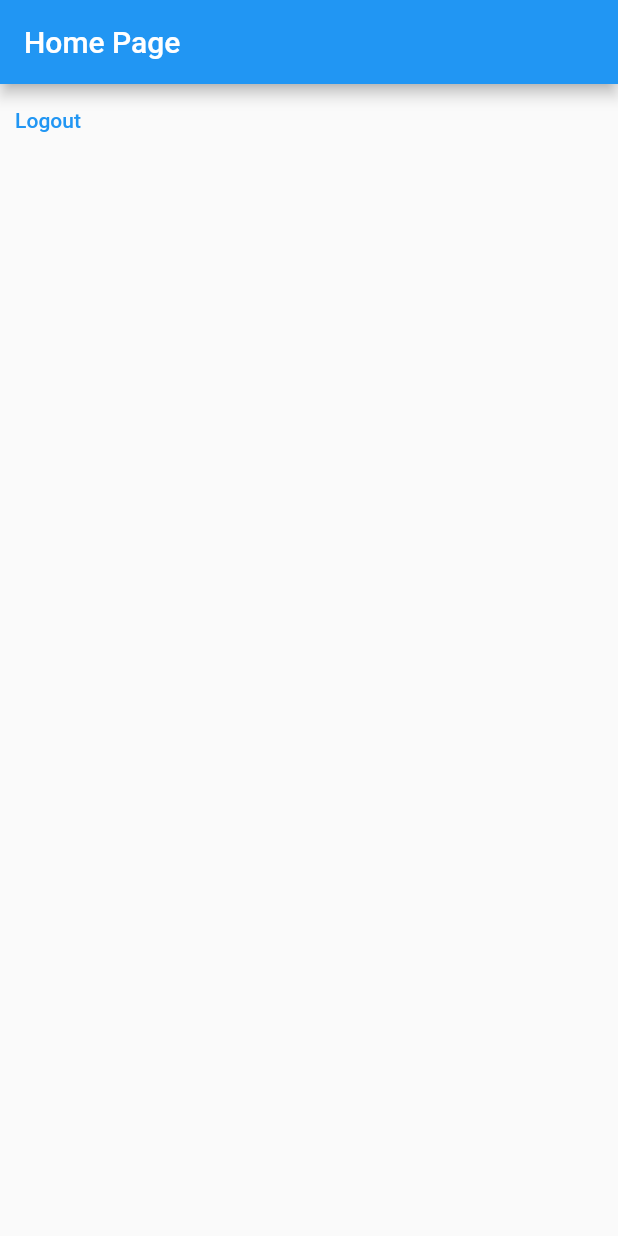
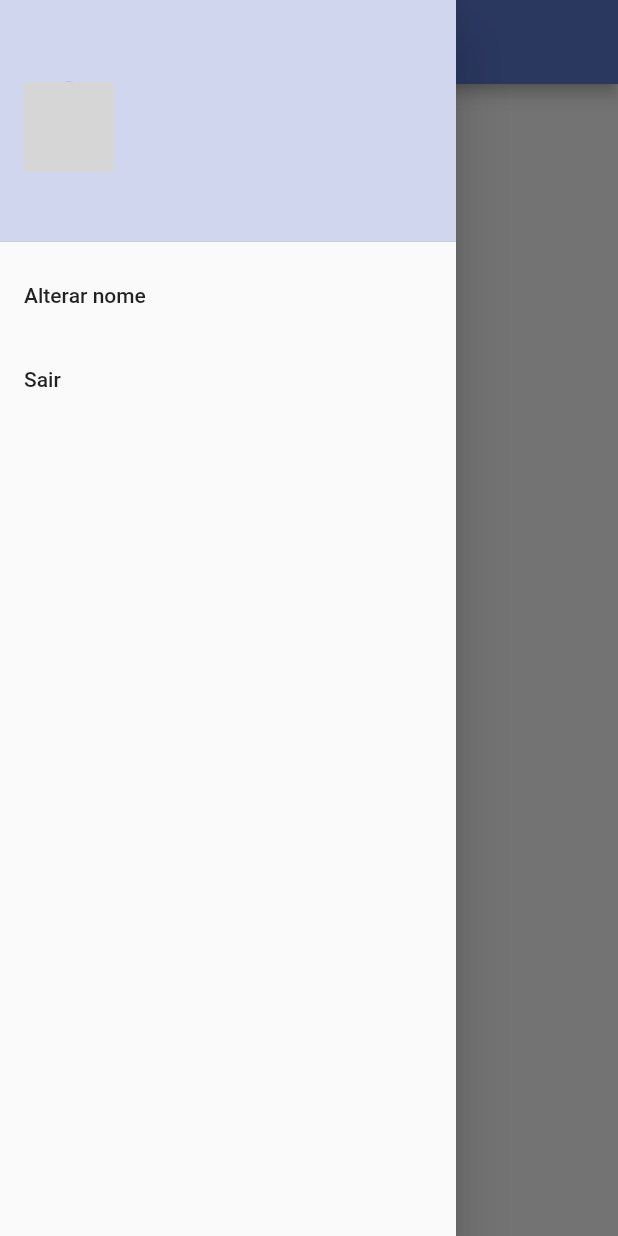
Before and after one commit to lucasdonay/todo_list_provider, a Flutter app: the screen it shows once a user with an empty profile is signed in, with the side drawer open (before the commit the screen has no drawer), on a phone screen of 412 x 824 dp. Run offline on Flutter 3.47's test engine with Material 2 defaults, Android fonts, the phone set to English and light mode, and no system bars; our stand-ins replace firebase_auth, firebase_core, google_fonts, google_sign_in, sign_in_button, sqflite and 2 more; missing offline and left inert: flutter_overlay_loader, validatorless; accounts and stored records are empty; network calls fail; Roboto replaces fonts that are missing (Mandali); grey boxes are pictures that could not be loaded.

Commit message:
alterando nome

```diff
--- a/lib/app/modules/home/home_page.dart
+++ b/lib/app/modules/home/home_page.dart
@@ -1,6 +1,7 @@
 import 'package:flutter/material.dart';
-import 'package:provider/provider.dart';
-import 'package:todo_list_provider/app/core/auth/auth_provider.dart';
+import 'package:todo_list_provider/app/core/ui/theme_extensios.dart';
+
+import 'widgets/home_drawer.dart';
 
 class HomePage extends StatelessWidget {
   const HomePage({super.key});
@@ -8,17 +9,12 @@ class HomePage extends StatelessWidget {
   @override
   Widget build(BuildContext context) {
     return Scaffold(
+      drawer: HomeDrawer(),
       appBar: AppBar(
         title: const Text('Home Page'),
+        backgroundColor: context.primaryColor,
       ),
-      body: Container(
-        child: TextButton(
-          onPressed: () {
-            context.read<AuthProvider>().logout();
-          },
-          child: Text('Logout'),
-        ),
-      ),
+      body: Container(),
     );
   }
 }
--- /dev/null
+++ b/lib/app/modules/home/widgets/home_drawer.dart
@@ -0,0 +1,106 @@
+import 'package:flutter/material.dart';
+import 'package:flutter_overlay_loader/flutter_overlay_loader.dart';
+import 'package:provider/provider.dart';
+import 'package:todo_list_provider/app/core/auth/auth_provider.dart';
+import 'package:todo_list_provider/app/core/ui/messages.dart';
+import 'package:todo_list_provider/app/core/ui/theme_extensios.dart';
+import 'package:todo_list_provider/app/services/user/user_service.dart';
+
+class HomeDrawer extends StatelessWidget {
+  HomeDrawer({super.key});
+
+  final nameVN = ValueNotifier<String>('');
+
+  @override
+  Widget build(BuildContext context) {
+    return Drawer(
+      child: ListView(
+        children: [
+          DrawerHeader(
+            decoration: BoxDecoration(
+              color: context.primaryColor.withAlpha(70),
+            ),
+            child: Row(
+              children: [
+                Selector<AuthProvider, String>(
+                    selector: (context, authProvider) {
+                  return authProvider.user?.photoURL ??
+                      'https://static.vecteezy.com/ti/vetor-gratis/p3/4819327-avatar-masculino-perfil-icone-de-homem-caucasiano-sorridente-vetor.jpg';
+                }, builder: (_, value, __) {
+                  return CircleAvatar(
+                    radius: 30,
+                    backgroundImage: NetworkImage(value),
+                  );
+                }),
+                Expanded(
+                  child: Padding(
+                    padding: const EdgeInsets.all(8.0),
+                    child: Selector<AuthProvider, String>(
+                      builder: (_, value, __) {
+                        return Text(
+                          value,
+                          style: context.textTheme.headlineSmall,
+                        );
+                      },
+                      selector: (context, authProvider) {
+                        return authProvider.user?.displayName ??
+                            'Não informado';
+                      },
+                    ),
+                  ),
+                ),
+              ],
+            ),
+          ),
+          ListTile(
+            onTap: () {
+              showDialog(
+                  context: context,
+                  builder: (_) {
+                    return AlertDialog(
+                      title: Text('Alterar nome'),
+                      content: TextField(
+                        onChanged: (value) => nameVN.value = value,
+                      ),
+                      actions: [
+                        TextButton(
+                          onPressed: () => Navigator.of(context).pop(),
+                          child: Text(
+                            'Cancelar',
+                            style: TextStyle(color: Colors.red),
+                          ),
+                        ),
+                        TextButton(
+                          onPressed: () async {
+                            final nameValue = nameVN.value;
+                            if (nameVN.value.isEmpty) {
+                              Messages.of(context)
+                                  .showError('Nome Obrigatório');
+                            } else {
+                              Loader.show(context);
+                              await context
+                                  .read<UserService>()
+                                  .updateDisplayName(nameValue);
+                              Loader.hide();
+                              Navigator.of(context).pop();
+                              Messages.of(context).showMessage(
+                                  'Nome alterado com sucesso', Colors.green);
+                            }
+                          },
+                          child: Text('Alterar'),
+                        ),
+                      ],
+                    );
+                  });
+            },
+            title: Text('Alterar nome'),
+          ),
+          ListTile(
+            onTap: () => context.read<AuthProvider>().logout(),
+            title: Text('Sair'),
+          )
+        ],
+      ),
+    );
+  }
+}
--- a/lib/app/repositories/user/user_repository.dart
+++ b/lib/app/repositories/user/user_repository.dart
@@ -6,4 +6,5 @@ abstract class UserRepository {
   Future<void> forgotPassword(String email);
   Future<User?> googleLogin();
   Future<void> logout();
+  Future<void> updateDisplayName(String name);
 }
--- a/lib/app/services/user/user_service.dart
+++ b/lib/app/services/user/user_service.dart
@@ -7,4 +7,5 @@ abstract class UserService {
   Future<void> forgotPassword(String email);
   Future<User?> googleLogin();
   Future<void> logout();
+  Future<void> updateDisplayName(String name);
 }
--- a/lib/app/services/user/user_service_impl.dart
+++ b/lib/app/services/user/user_service_impl.dart
@@ -25,4 +25,8 @@ class UserServiceImpl implements UserService {
 
   @override
   Future<void> logout() => _userRepository.logout();
+
+  @override
+  Future<void> updateDisplayName(String name) =>
+      _userRepository.updateDisplayName(name);
 }
```
Also changed, not shown: lib/app/repositories/user/user_repository_impl.dart (+17 -4 lines).
